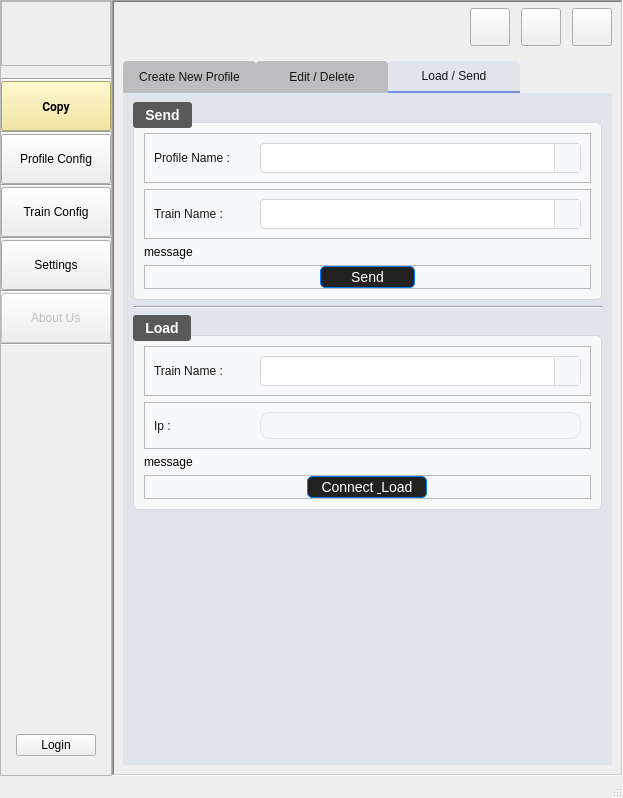
amirhossein-mlkz/railProject_imageCopy, file UIFiles/mainUI.ui: the form before one commit.
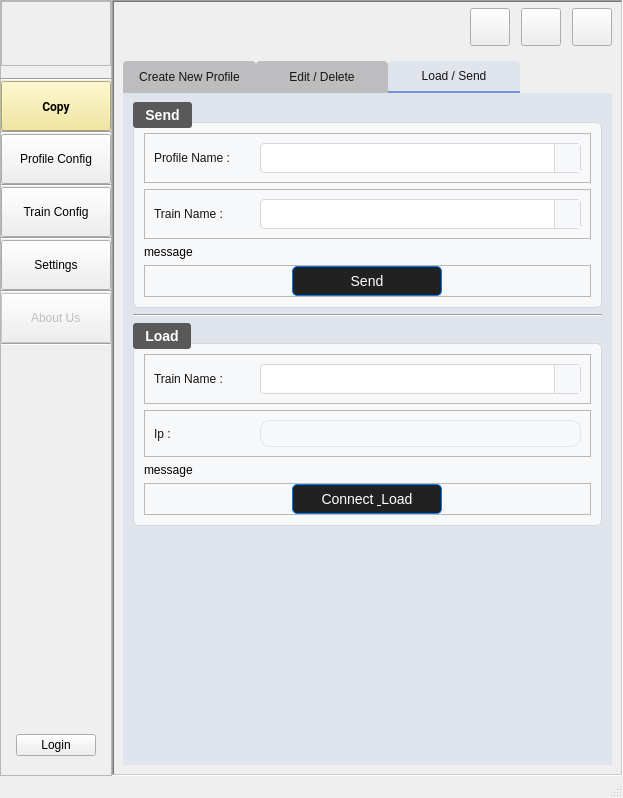
The form after the commit. The open tabs and pages were chosen to show the change. Icons and pictures are not drawn. Custom widgets are drawn as their Qt base class.

The edit to the form file:
```diff
--- a/UIFiles/mainUI.ui
+++ b/UIFiles/mainUI.ui
@@ -4197,9 +4197,15 @@
                         </property>
                         <item>
                          <widget class="QPushButton" name="btn_send_profile">
+                          <property name="minimumSize">
+                           <size>
+                            <width>0</width>
+                            <height>30</height>
+                           </size>
+                          </property>
                           <property name="maximumSize">
                            <size>
-                            <width>95</width>
+                            <width>150</width>
                             <height>16777215</height>
                            </size>
                           </property>
@@ -4386,9 +4392,15 @@
                         </property>
                         <item>
                          <widget class="QPushButton" name="btn_load_profile">
+                          <property name="minimumSize">
+                           <size>
+                            <width>0</width>
+                            <height>30</height>
+                           </size>
+                          </property>
                           <property name="maximumSize">
                            <size>
-                            <width>120</width>
+                            <width>150</width>
                             <height>16777215</height>
                            </size>
                           </property>
```
Left out of the diff: 8 changed lines with no effect on the pictures.
